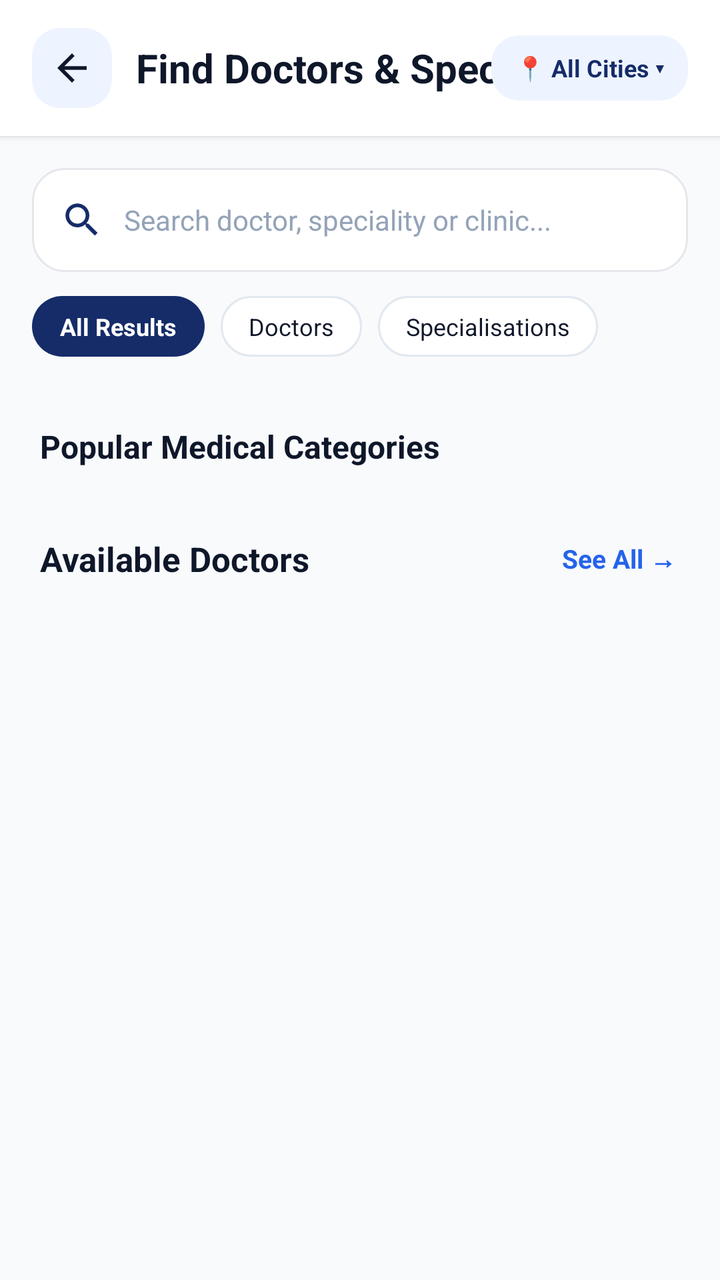
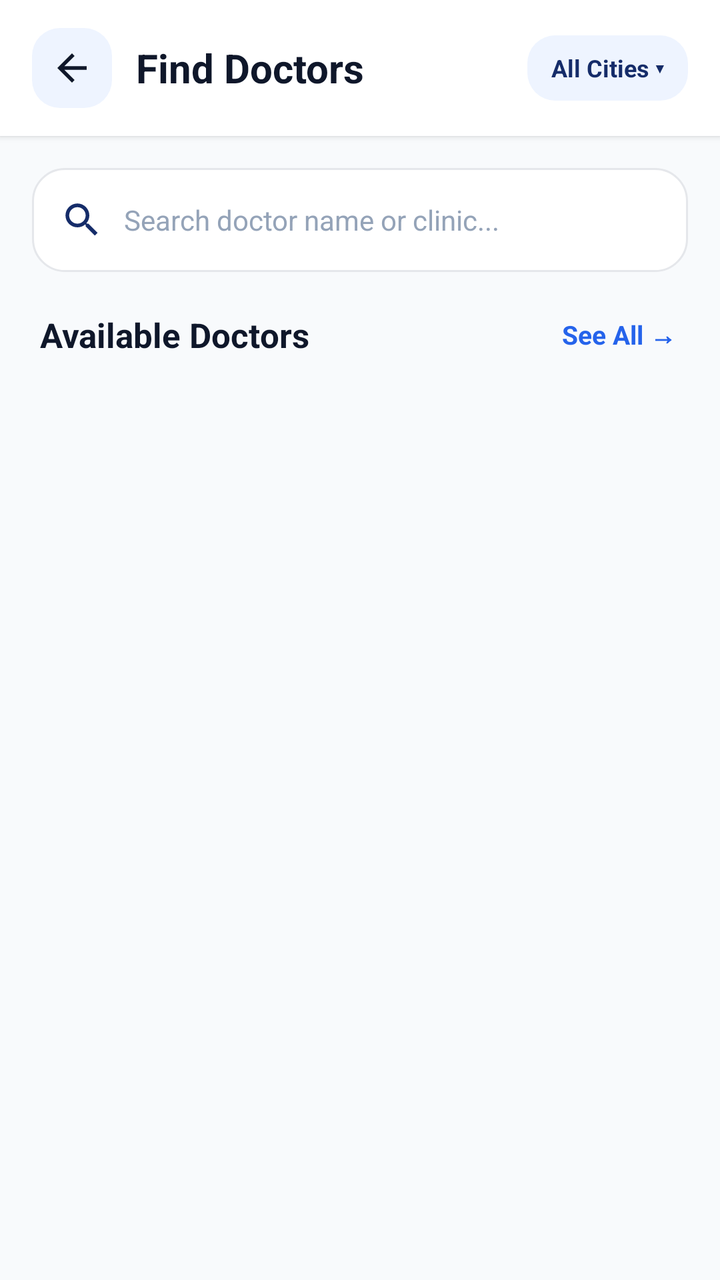

Two renders of the same Android screen: before a commit and after it. Below are the layout's source before the change and the commit's diff.
<!-- AndroidManifest.xml: application theme Theme.CareWell -->
<!-- res/layout/activity_find_doctors.xml -->
<?xml version="1.0" encoding="utf-8"?>
<ScrollView xmlns:android="http://schemas.android.com/apk/res/android"
    xmlns:app="http://schemas.android.com/apk/res-auto"
    android:layout_width="match_parent"
    android:layout_height="match_parent"
    android:background="@color/background_light"
    android:fillViewport="true">

    <LinearLayout
        android:layout_width="match_parent"
        android:layout_height="wrap_content"
        android:orientation="vertical"
        android:paddingBottom="36dp">

        
        <com.google.android.material.card.MaterialCardView
            android:layout_width="match_parent"
            android:layout_height="wrap_content"
            app:cardBackgroundColor="@color/surface_white"
            app:cardCornerRadius="0dp"
            app:cardElevation="2dp"
            app:strokeWidth="0dp">

            <RelativeLayout
                android:layout_width="match_parent"
                android:layout_height="wrap_content"
                android:paddingHorizontal="16dp"
                android:paddingVertical="14dp">

                <FrameLayout
                    android:id="@+id/fl_back_bg"
                    android:layout_width="40dp"
                    android:layout_height="40dp"
                    android:layout_alignParentStart="true"
                    android:layout_centerVertical="true"
                    android:background="@drawable/bg_squircle_icon">

                    <ImageView
                        android:id="@+id/iv_back"
                        android:layout_width="22dp"
                        android:layout_height="22dp"
                        android:layout_gravity="center"
                        android:contentDescription="Back"
                        android:src="@drawable/ic_back"
                        app:tint="@color/text_primary" />
                </FrameLayout>

                <TextView
                    android:id="@+id/tv_title"
                    android:layout_width="wrap_content"
                    android:layout_height="wrap_content"
                    android:layout_centerVertical="true"
                    android:layout_marginStart="12dp"
                    android:layout_toEndOf="@id/fl_back_bg"
                    android:text="Find Doctors &amp; Specialists"
                    android:textColor="@color/text_primary"
                    android:textSize="20sp"
                    android:textStyle="bold" />

                <TextView
                    android:id="@+id/tv_location_chip"
                    android:layout_width="wrap_content"
                    android:layout_height="wrap_content"
                    android:layout_alignParentEnd="true"
                    android:layout_centerVertical="true"
                    android:background="@drawable/bg_squircle_icon"
                    android:clickable="true"
                    android:focusable="true"
                    android:paddingHorizontal="12dp"
                    android:paddingVertical="8dp"
                    android:text="📍 All Cities ▾"
                    android:textColor="@color/primary"
                    android:textSize="12sp"
                    android:textStyle="bold" />
            </RelativeLayout>
        </com.google.android.material.card.MaterialCardView>

        
        <LinearLayout
            android:layout_width="match_parent"
            android:layout_height="52dp"
            android:layout_marginHorizontal="16dp"
            android:layout_marginTop="16dp"
            android:background="@drawable/bg_search_field_elevated"
            android:gravity="center_vertical"
            android:orientation="horizontal"
            android:paddingHorizontal="14dp">

            <ImageView
                android:layout_width="22dp"
                android:layout_height="22dp"
                android:contentDescription="Search icon"
                android:src="@drawable/ic_search"
                app:tint="@color/primary" />

            <EditText
                android:id="@+id/et_search"
                android:layout_width="0dp"
                android:layout_height="wrap_content"
                android:layout_marginStart="10dp"
                android:layout_weight="1"
                android:background="@null"
                android:hint="Search doctor, speciality or clinic..."
                android:inputType="text"
                android:textColor="@color/text_primary"
                android:textColorHint="@color/text_muted"
                android:textSize="14sp" />

            <ImageView
                android:id="@+id/iv_clear_search"
                android:layout_width="20dp"
                android:layout_height="20dp"
                android:contentDescription="Clear"
                android:src="@drawable/ic_settings"
                android:visibility="gone"
                app:tint="@color/text_muted" />
        </LinearLayout>

        
        <LinearLayout
            android:id="@+id/ll_search_mode_bar"
            android:layout_width="match_parent"
            android:layout_height="wrap_content"
            android:layout_marginTop="12dp"
            android:orientation="horizontal"
            android:paddingHorizontal="16dp">

            <TextView
                android:id="@+id/chip_search_all"
                android:layout_width="wrap_content"
                android:layout_height="wrap_content"
                android:layout_marginEnd="8dp"
                android:background="@drawable/bg_chip_selected"
                android:clickable="true"
                android:focusable="true"
                android:paddingHorizontal="14dp"
                android:paddingVertical="7dp"
                android:text="All Results"
                android:textColor="@color/white"
                android:textSize="12sp"
                android:textStyle="bold" />

            <TextView
                android:id="@+id/chip_search_doctors"
                android:layout_width="wrap_content"
                android:layout_height="wrap_content"
                android:layout_marginEnd="8dp"
                android:background="@drawable/bg_chip_unselected"
                android:clickable="true"
                android:focusable="true"
                android:paddingHorizontal="14dp"
                android:paddingVertical="7dp"
                android:text="Doctors"
                android:textColor="@color/text_primary"
                android:textSize="12sp" />

            <TextView
                android:id="@+id/chip_search_specs"
                android:layout_width="wrap_content"
                android:layout_height="wrap_content"
                android:background="@drawable/bg_chip_unselected"
                android:clickable="true"
                android:focusable="true"
                android:paddingHorizontal="14dp"
                android:paddingVertical="7dp"
                android:text="Specialisations"
                android:textColor="@color/text_primary"
                android:textSize="12sp" />
        </LinearLayout>

        
        <HorizontalScrollView
            android:id="@+id/hs_chips"
            android:layout_width="match_parent"
            android:layout_height="wrap_content"
            android:layout_marginTop="14dp"
            android:clipToPadding="false"
            android:overScrollMode="never"
            android:paddingHorizontal="16dp"
            android:scrollbars="none">

            <LinearLayout
                android:id="@+id/ll_chip_container"
                android:layout_width="wrap_content"
                android:layout_height="wrap_content"
                android:orientation="horizontal" />
        </HorizontalScrollView>

        
        <TextView
            android:id="@+id/tv_speciality_header"
            android:layout_width="wrap_content"
            android:layout_height="wrap_content"
            android:layout_marginHorizontal="20dp"
            android:layout_marginTop="20dp"
            android:text="Popular Medical Categories"
            android:textColor="@color/text_primary"
            android:textSize="16sp"
            android:textStyle="bold" />

        <androidx.recyclerview.widget.RecyclerView
            android:id="@+id/rv_specialities"
            android:layout_width="match_parent"
            android:layout_height="wrap_content"
            android:layout_marginHorizontal="10dp"
            android:layout_marginTop="10dp"
            android:nestedScrollingEnabled="false" />

        
        <RelativeLayout
            android:layout_width="match_parent"
            android:layout_height="wrap_content"
            android:layout_marginHorizontal="20dp"
            android:layout_marginTop="24dp">

            <TextView
                android:id="@+id/tv_result_count"
                android:layout_width="wrap_content"
                android:layout_height="wrap_content"
                android:layout_alignParentStart="true"
                android:layout_centerVertical="true"
                android:text="Available Doctors"
                android:textColor="@color/text_primary"
                android:textSize="17sp"
                android:textStyle="bold" />

            <TextView
                android:id="@+id/tv_see_all_doctors"
                android:layout_width="wrap_content"
                android:layout_height="wrap_content"
                android:layout_alignParentEnd="true"
                android:layout_centerVertical="true"
                android:background="?attr/selectableItemBackgroundBorderless"
                android:clickable="true"
                android:focusable="true"
                android:padding="2dp"
                android:text="See All →"
                android:textColor="@color/secondary"
                android:textSize="13sp"
                android:textStyle="bold" />
        </RelativeLayout>

        
        <LinearLayout
            android:id="@+id/ll_empty_state"
            android:layout_width="match_parent"
            android:layout_height="wrap_content"
            android:gravity="center"
            android:orientation="vertical"
            android:padding="32dp"
            android:visibility="gone">

            <ImageView
                android:layout_width="72dp"
                android:layout_height="72dp"
                android:contentDescription="No doctors found"
                android:src="@drawable/ic_search"
                app:tint="@color/text_muted" />

            <TextView
                android:layout_width="wrap_content"
                android:layout_height="wrap_content"
                android:layout_marginTop="12dp"
                android:text="No Doctors Found"
                android:textColor="@color/text_primary"
                android:textSize="16sp"
                android:textStyle="bold" />

            <TextView
                android:layout_width="wrap_content"
                android:layout_height="wrap_content"
                android:layout_marginTop="4dp"
                android:text="Try searching with a different doctor name or speciality."
                android:textColor="@color/text_secondary"
                android:textSize="13sp" />
        </LinearLayout>

        
        <androidx.recyclerview.widget.RecyclerView
            android:id="@+id/rv_top_doctors"
            android:layout_width="match_parent"
            android:layout_height="wrap_content"
            android:layout_marginTop="10dp"
            android:nestedScrollingEnabled="false"
            android:paddingHorizontal="10dp" />

    </LinearLayout>

</ScrollView>
<!-- resources referenced by this layout -->
<resources>
  <color name="background_light">#F8FAFC</color>
  <color name="primary">#152C69</color>
  <color name="secondary">#2563EB</color>
  <color name="surface_white">#FFFFFF</color>
  <color name="text_muted">#94A3B8</color>
  <color name="text_primary">#0F172A</color>
  <color name="text_secondary">#475569</color>
  <color name="white">#FFFFFF</color>
  <!-- drawable bg_chip_selected (drawable) -->
  <?xml version="1.0" encoding="utf-8"?>
  <shape xmlns:android="http://schemas.android.com/apk/res/android"
      android:shape="rectangle">
      <solid android:color="@color/primary" />
      <corners android:radius="20dp" />
  </shape>
  <!-- drawable bg_chip_unselected (drawable) -->
  <?xml version="1.0" encoding="utf-8"?>
  <shape xmlns:android="http://schemas.android.com/apk/res/android"
      android:shape="rectangle">
      <solid android:color="@color/surface_white" />
      <stroke
          android:width="1dp"
          android:color="@color/card_stroke" />
      <corners android:radius="20dp" />
  </shape>
  <!-- drawable bg_search_field_elevated (drawable) -->
  <?xml version="1.0" encoding="utf-8"?>
  <shape xmlns:android="http://schemas.android.com/apk/res/android"
      android:shape="rectangle">
      <solid android:color="#FFFFFF" />
      <corners android:radius="16dp" />
      <stroke
          android:width="1dp"
          android:color="#E5E7EB" />
  </shape>
  <!-- drawable bg_squircle_icon (drawable) -->
  <?xml version="1.0" encoding="utf-8"?>
  <shape xmlns:android="http://schemas.android.com/apk/res/android"
      android:shape="rectangle">
      <solid android:color="@color/primary_light" />
      <corners android:radius="14dp" />
  </shape>
  <!-- drawable ic_back (drawable) -->
  <vector xmlns:android="http://schemas.android.com/apk/res/android"
      android:width="24dp"
      android:height="24dp"
      android:viewportWidth="24"
      android:viewportHeight="24">
      <path
          android:fillColor="#FF000000"
          android:pathData="M20,11H7.83l5.59,-5.59L12,4l-8,8 8,8 1.41,-1.41L7.83,13H20v-2z"/>
  </vector>
  <!-- drawable ic_search (drawable) -->
  <vector xmlns:android="http://schemas.android.com/apk/res/android"
      android:width="24dp"
      android:height="24dp"
      android:viewportWidth="24"
      android:viewportHeight="24">
      <path
          android:fillColor="#FF000000"
          android:pathData="M15.5,14h-0.79l-0.28,-0.27C15.41,12.59 16,11.11 16,9.5 16,5.91 13.09,3 9.5,3S3,5.91 3,9.5 5.91,16 9.5,16c1.61,0 3.09,-0.59 4.23,-1.57l0.27,0.28v0.79l5,4.99L20.49,19l-4.99,-5zm-6,0C7.01,14 5,11.99 5,9.5S7.01,5 9.5,5 14,7.01 14,9.5 11.99,14 9.5,14z"/>
  </vector>
  <!-- drawable ic_settings (drawable) -->
  <vector xmlns:android="http://schemas.android.com/apk/res/android"
      android:width="24dp"
      android:height="24dp"
      android:viewportWidth="24"
      android:viewportHeight="24">
      <path
          android:fillColor="#FF000000"
          android:pathData="M19.43,12.98c0.04,-0.32 0.07,-0.64 0.07,-0.98s-0.03,-0.66 -0.07,-0.98l2.11,-1.65c0.19,-0.15 0.24,-0.42 0.12,-0.64l-2,-3.46c-0.12,-0.22 -0.39,-0.3 -0.61,-0.22l-2.49,1c-0.52,-0.4 -1.08,-0.73 -1.69,-0.98l-0.38,-2.65C14.46,2.18 14.25,2 14,2h-4c-0.25,0 -0.46,0.18 -0.49,0.42l-0.38,2.65c-0.61,0.25 -1.17,0.59 -1.69,0.98l-2.49,-1c-0.23,-0.09 -0.49,0 -0.61,0.22l-2,3.46c-0.13,0.22 -0.07,0.49 0.12,0.64l2.11,1.65c-0.04,0.32 -0.07,0.65 -0.07,0.98s0.03,0.66 0.07,0.98l-2.11,1.65c-0.19,0.15 -0.24,0.42 -0.12,0.64l2,3.46c0.12,0.22 0.39,0.3 0.61,0.22l2.49,-1c0.52,0.4 1.08,0.73 1.69,0.98l0.38,2.65c0.03,0.24 0.24,0.42 0.49,0.42h4c0.25,0 0.46,-0.18 0.49,-0.42l0.38,-2.65c0.61,-0.25 1.17,-0.59 1.69,-0.98l2.49,1c0.23,0.09 0.49,0 0.61,-0.22l2,-3.46c0.12,-0.22 0.07,-0.49 -0.12,-0.64l-2.11,-1.65zM12,15.5c-1.93,0 -3.5,-1.57 -3.5,-3.5s1.57,-3.5 3.5,-3.5 3.5,1.57 3.5,3.5 -1.57,3.5 -3.5,3.5z"/>
  </vector>
  <style name="Theme.CareWell" parent="Base.Theme.CareWell" />
  <color name="card_stroke">#E2E8F0</color>
  <color name="primary_light">#EEF4FF</color>
  <color name="primary_dark">#0D1D47</color>
  <!-- unchanged entries left out for length: 1 -->
</resources>

<!-- the commit's change to res/layout/activity_find_doctors.xml (unified diff, before → after) -->
@@ -52,7 +52,7 @@
                     android:layout_centerVertical="true"
                     android:layout_marginStart="12dp"
                     android:layout_toEndOf="@id/fl_back_bg"
-                    android:text="Find Doctors &amp; Specialists"
+                    android:text="Find Doctors"
                     android:textColor="@color/text_primary"
                     android:textSize="20sp"
                     android:textStyle="bold" />
@@ -68,7 +68,7 @@
                     android:focusable="true"
                     android:paddingHorizontal="12dp"
                     android:paddingVertical="8dp"
-                    android:text="📍 All Cities ▾"
+                    android:text="All Cities ▾"
                     android:textColor="@color/primary"
                     android:textSize="12sp"
                     android:textStyle="bold" />
@@ -100,7 +100,7 @@
                 android:layout_marginStart="10dp"
                 android:layout_weight="1"
                 android:background="@null"
-                android:hint="Search doctor, speciality or clinic..."
+                android:hint="Search doctor name or clinic..."
                 android:inputType="text"
                 android:textColor="@color/text_primary"
                 android:textColorHint="@color/text_muted"
@@ -111,107 +111,17 @@
                 android:layout_width="20dp"
                 android:layout_height="20dp"
                 android:contentDescription="Clear"
-                android:src="@drawable/ic_settings"
+                android:src="@drawable/ic_clear"
                 android:visibility="gone"
                 app:tint="@color/text_muted" />
         </LinearLayout>
 
         
-        <LinearLayout
-            android:id="@+id/ll_search_mode_bar"
-            android:layout_width="match_parent"
-            android:layout_height="wrap_content"
-            android:layout_marginTop="12dp"
-            android:orientation="horizontal"
-            android:paddingHorizontal="16dp">
-
-            <TextView
-                android:id="@+id/chip_search_all"
-                android:layout_width="wrap_content"
-                android:layout_height="wrap_content"
-                android:layout_marginEnd="8dp"
-                android:background="@drawable/bg_chip_selected"
-                android:clickable="true"
-                android:focusable="true"
-                android:paddingHorizontal="14dp"
-                android:paddingVertical="7dp"
-                android:text="All Results"
-                android:textColor="@color/white"
-                android:textSize="12sp"
-                android:textStyle="bold" />
-
-            <TextView
-                android:id="@+id/chip_search_doctors"
-                android:layout_width="wrap_content"
-                android:layout_height="wrap_content"
-                android:layout_marginEnd="8dp"
-                android:background="@drawable/bg_chip_unselected"
-                android:clickable="true"
-                android:focusable="true"
-                android:paddingHorizontal="14dp"
-                android:paddingVertical="7dp"
-                android:text="Doctors"
-                android:textColor="@color/text_primary"
-                android:textSize="12sp" />
-
-            <TextView
-                android:id="@+id/chip_search_specs"
-                android:layout_width="wrap_content"
-                android:layout_height="wrap_content"
-                android:background="@drawable/bg_chip_unselected"
-                android:clickable="true"
-                android:focusable="true"
-                android:paddingHorizontal="14dp"
-                android:paddingVertical="7dp"
-                android:text="Specialisations"
-                android:textColor="@color/text_primary"
-                android:textSize="12sp" />
-        </LinearLayout>
-
-        
-        <HorizontalScrollView
-            android:id="@+id/hs_chips"
-            android:layout_width="match_parent"
-            android:layout_height="wrap_content"
-            android:layout_marginTop="14dp"
-            android:clipToPadding="false"
-            android:overScrollMode="never"
-            android:paddingHorizontal="16dp"
-            android:scrollbars="none">
-
-            <LinearLayout
-                android:id="@+id/ll_chip_container"
-                android:layout_width="wrap_content"
-                android:layout_height="wrap_content"
-                android:orientation="horizontal" />
-        </HorizontalScrollView>
-
-        
-        <TextView
-            android:id="@+id/tv_speciality_header"
-            android:layout_width="wrap_content"
+        <RelativeLayout
+            android:layout_width="match_parent"
             android:layout_height="wrap_content"
             android:layout_marginHorizontal="20dp"
-            android:layout_marginTop="20dp"
-            android:text="Popular Medical Categories"
-            android:textColor="@color/text_primary"
-            android:textSize="16sp"
-            android:textStyle="bold" />
-
-        <androidx.recyclerview.widget.RecyclerView
-            android:id="@+id/rv_specialities"
-            android:layout_width="match_parent"
-            android:layout_height="wrap_content"
-            android:layout_marginHorizontal="10dp"
-            android:layout_marginTop="10dp"
-            android:nestedScrollingEnabled="false" />
-
-        
-        <RelativeLayout
-            android:layout_width="match_parent"
-            android:layout_height="wrap_content"
-            android:layout_marginHorizontal="20dp"
-            android:layout_marginTop="24dp">
+            android:layout_marginTop="20dp">
 
             <TextView
                 android:id="@+id/tv_result_count"
@@ -270,7 +180,7 @@
                 android:layout_width="wrap_content"
                 android:layout_height="wrap_content"
                 android:layout_marginTop="4dp"
-                android:text="Try searching with a different doctor name or speciality."
+                android:text="Try searching with a different doctor or clinic name."
                 android:textColor="@color/text_secondary"
                 android:textSize="13sp" />
         </LinearLayout>
@@ -284,6 +194,18 @@
             android:nestedScrollingEnabled="false"
             android:paddingHorizontal="10dp" />
 
+        
+        <com.google.android.material.card.MaterialCardView
+            android:layout_width="match_parent"
+            android:layout_height="wrap_content"
+            android:layout_marginHorizontal="16dp"
+            android:layout_marginTop="24dp"
+            app:cardBackgroundColor="@color/surface_white"
+            app:cardCornerRadius="16dp"
+            app:cardElevation="1dp"
+            app:strokeColor="@color/card_stroke"
+            app:strokeWidth="1dp"/>
+
     </LinearLayout>
 
 </ScrollView>
<!-- resource entries referenced after the edit -->
@@ -8,23 +8,6 @@
   <color name="text_primary">#0F172A</color>
   <color name="text_secondary">#475569</color>
   <color name="white">#FFFFFF</color>
-  <!-- drawable bg_chip_selected (drawable) -->
-  <?xml version="1.0" encoding="utf-8"?>
-  <shape xmlns:android="http://schemas.android.com/apk/res/android"
-      android:shape="rectangle">
-      <solid android:color="@color/primary" />
-      <corners android:radius="20dp" />
-  </shape>
-  <!-- drawable bg_chip_unselected (drawable) -->
-  <?xml version="1.0" encoding="utf-8"?>
-  <shape xmlns:android="http://schemas.android.com/apk/res/android"
-      android:shape="rectangle">
-      <solid android:color="@color/surface_white" />
-      <stroke
-          android:width="1dp"
-          android:color="@color/card_stroke" />
-      <corners android:radius="20dp" />
-  </shape>
   <!-- drawable bg_search_field_elevated (drawable) -->
   <?xml version="1.0" encoding="utf-8"?>
   <shape xmlns:android="http://schemas.android.com/apk/res/android"
@@ -52,6 +35,16 @@
           android:fillColor="#FF000000"
           android:pathData="M20,11H7.83l5.59,-5.59L12,4l-8,8 8,8 1.41,-1.41L7.83,13H20v-2z"/>
   </vector>
+  <!-- drawable ic_clear (drawable) -->
+  <vector xmlns:android="http://schemas.android.com/apk/res/android"
+      android:width="24dp"
+      android:height="24dp"
+      android:viewportWidth="24"
+      android:viewportHeight="24">
+      <path
+          android:fillColor="#FF000000"
+          android:pathData="M19,6.41L17.59,5,12,10.59,6.41,5,5,6.41,10.59,12,5,17.59,6.41,19,12,13.41,17.59,19,19,17.59,13.41,12z"/>
+  </vector>
   <!-- drawable ic_search (drawable) -->
   <vector xmlns:android="http://schemas.android.com/apk/res/android"
       android:width="24dp"
@@ -62,16 +55,6 @@
           android:fillColor="#FF000000"
           android:pathData="M15.5,14h-0.79l-0.28,-0.27C15.41,12.59 16,11.11 16,9.5 16,5.91 13.09,3 9.5,3S3,5.91 3,9.5 5.91,16 9.5,16c1.61,0 3.09,-0.59 4.23,-1.57l0.27,0.28v0.79l5,4.99L20.49,19l-4.99,-5zm-6,0C7.01,14 5,11.99 5,9.5S7.01,5 9.5,5 14,7.01 14,9.5 11.99,14 9.5,14z"/>
   </vector>
-  <!-- drawable ic_settings (drawable) -->
-  <vector xmlns:android="http://schemas.android.com/apk/res/android"
-      android:width="24dp"
-      android:height="24dp"
-      android:viewportWidth="24"
-      android:viewportHeight="24">
-      <path
-          android:fillColor="#FF000000"
-          android:pathData="M19.43,12.98c0.04,-0.32 0.07,-0.64 0.07,-0.98s-0.03,-0.66 -0.07,-0.98l2.11,-1.65c0.19,-0.15 0.24,-0.42 0.12,-0.64l-2,-3.46c-0.12,-0.22 -0.39,-0.3 -0.61,-0.22l-2.49,1c-0.52,-0.4 -1.08,-0.73 -1.69,-0.98l-0.38,-2.65C14.46,2.18 14.25,2 14,2h-4c-0.25,0 -0.46,0.18 -0.49,0.42l-0.38,2.65c-0.61,0.25 -1.17,0.59 -1.69,0.98l-2.49,-1c-0.23,-0.09 -0.49,0 -0.61,0.22l-2,3.46c-0.13,0.22 -0.07,0.49 0.12,0.64l2.11,1.65c-0.04,0.32 -0.07,0.65 -0.07,0.98s0.03,0.66 0.07,0.98l-2.11,1.65c-0.19,0.15 -0.24,0.42 -0.12,0.64l2,3.46c0.12,0.22 0.39,0.3 0.61,0.22l2.49,-1c0.52,0.4 1.08,0.73 1.69,0.98l0.38,2.65c0.03,0.24 0.24,0.42 0.49,0.42h4c0.25,0 0.46,-0.18 0.49,-0.42l0.38,-2.65c0.61,-0.25 1.17,-0.59 1.69,-0.98l2.49,1c0.23,0.09 0.49,0 0.61,-0.22l2,-3.46c0.12,-0.22 0.07,-0.49 -0.12,-0.64l-2.11,-1.65zM12,15.5c-1.93,0 -3.5,-1.57 -3.5,-3.5s1.57,-3.5 3.5,-3.5 3.5,1.57 3.5,3.5 -1.57,3.5 -3.5,3.5z"/>
-  </vector>
   <style name="Theme.CareWell" parent="Base.Theme.CareWell" />
   <color name="card_stroke">#E2E8F0</color>
   <color name="primary_light">#EEF4FF</color>
